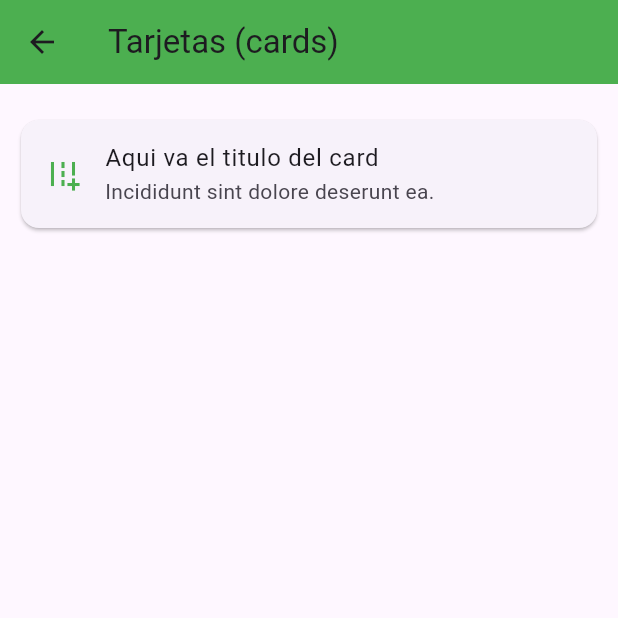
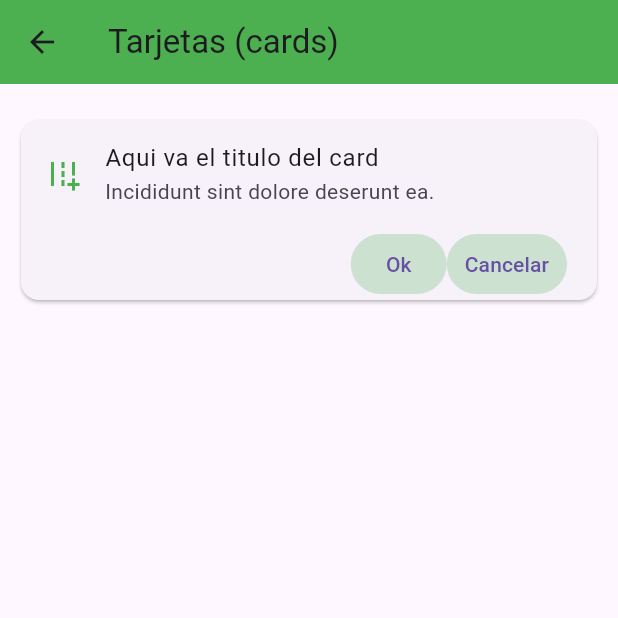
Before and after one commit to gabizayas14/fl_components-main, a Flutter app: the CardScreen screen opened by its route, on a phone screen of 412 x 824 dp, the top half of it. Run offline on Flutter 3.47's test engine with Material 3 defaults, Android fonts, the phone set to English and light mode, and no system bars.

Commit message:
Botones y sus colores

```diff
--- a/fl_components-main/lib/theme/app_theme.dart
+++ b/fl_components-main/lib/theme/app_theme.dart
@@ -10,6 +10,10 @@ class AppTheme {
 
         listTileTheme: ListTileThemeData(
           iconColor: primary,
+        ),
+
+        textButtonTheme: TextButtonThemeData(
+          style: TextButton.styleFrom(backgroundColor: Colors.green.withValues(alpha: 0.25))
         )
       );
 }
--- a/fl_components-main/lib/widgets/custom_card_tipo_1.dart
+++ b/fl_components-main/lib/widgets/custom_card_tipo_1.dart
@@ -16,7 +16,35 @@ class CustomCardTipo1 extends StatelessWidget {
             leading: Icon(Icons.add_road, color: AppTheme.primary,),
             title: Text('Aqui va el titulo del card'),
             subtitle: Text('Incididunt sint dolore deserunt ea.'),
+          ),
+
+
+        Padding(
+          padding: const EdgeInsetsGeometry.only(right: 20.0),
+          child: Row(
+            mainAxisAlignment: MainAxisAlignment.end,
+            children: [
+              TextButton(
+                onPressed:(){
+                },
+                style: TextButton.styleFrom(
+
+                ),
+                child: Text('Ok')
+              ),
+
+              TextButton(
+                onPressed:(){
+
+                },
+                style: TextButton.styleFrom(
+                  //backgroundColor: Colors.red
+                ),
+                child: Text('Cancelar')
+              ),
+            ],
           )
+        )
         ],
       ),
     );
```
